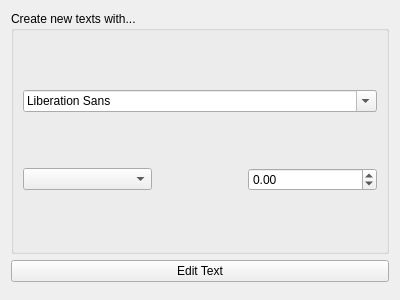
The window that plugins/tools/svgtexttool/WdgSvgTextOptionWidget.ui (KDE/krita) describes before a commit, drawn with Qt 5.
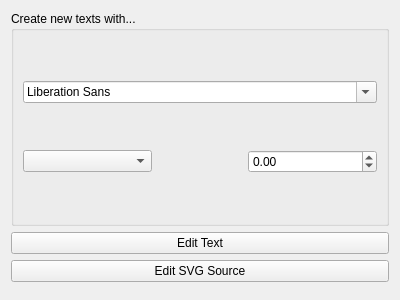
The same window after the commit.

Commit message:
svgtexttool: Add button to directly edit SVG source
This opens the text editor in SVG source mode to prevent the initial
lossy SVG to rich text conversion.

```diff
--- a/plugins/tools/svgtexttool/WdgSvgTextOptionWidget.ui
+++ b/plugins/tools/svgtexttool/WdgSvgTextOptionWidget.ui
@@ -97,6 +97,13 @@
     </widget>
    </item>
    <item row="2" column="0">
+    <widget class="QPushButton" name="btnEditSvg">
+     <property name="text">
+      <string>Edit SVG Source</string>
+     </property>
+    </widget>
+   </item>
+   <item row="3" column="0">
     <spacer name="verticalSpacer">
      <property name="orientation">
       <enum>Qt::Vertical</enum>
```
The commit also changes 2 other files.
